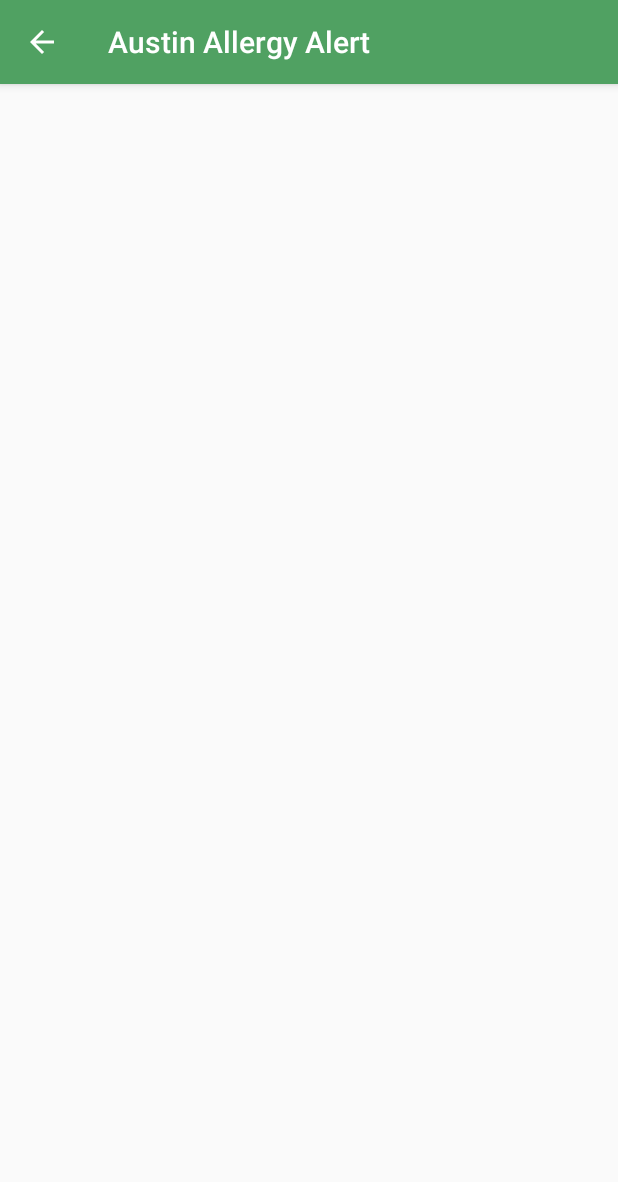
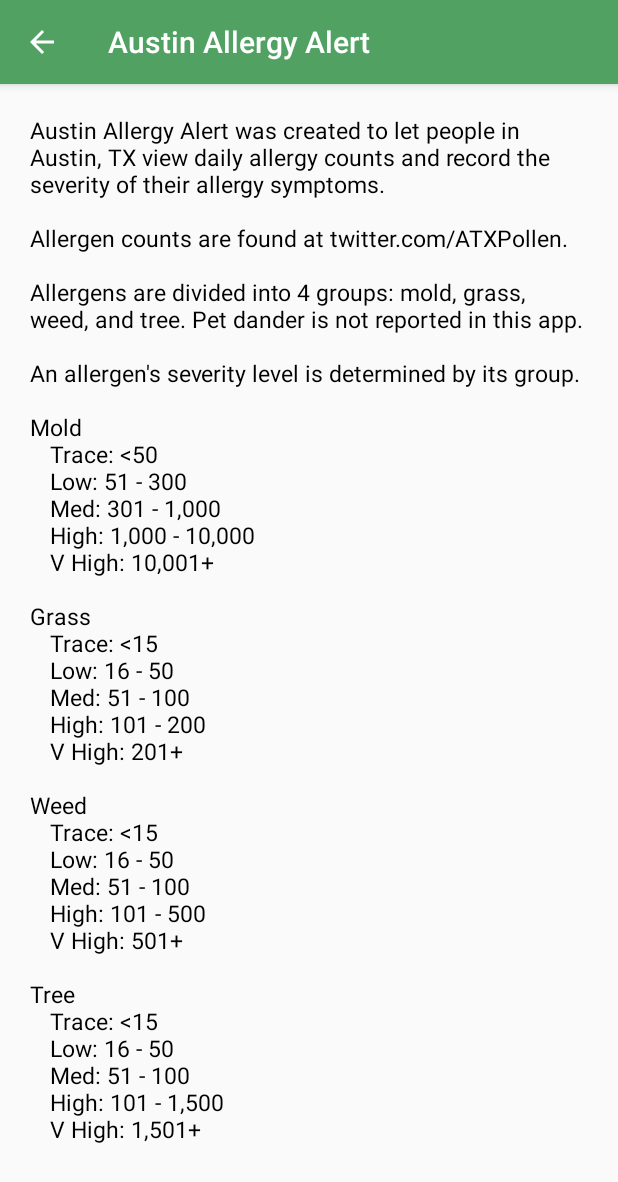
Before and after one commit to olivialabath/AustinAllergyAlert, an Android app: the AboutActivity screen opened directly, with no data from a screen before it, on a phone screen of 412 x 824 dp. Shown: the top 1182 px of the screen. Run offline under Robolectric (Android 15) with nearby library versions, the phone set to English and light mode, and no system bars; libraries missing offline, so code that uses them is left out: com.amazonaws.mobileconnectors, com.amazonaws.services, lecho.lib.hellocharts; 2 statements that could not run were skipped.

Commit message:
added text to AboutActivity

```diff
--- a/app/src/main/java/com/olivialabath/austinallergyalert/AboutActivity.java
+++ b/app/src/main/java/com/olivialabath/austinallergyalert/AboutActivity.java
@@ -10,4 +10,5 @@ public class AboutActivity extends AppCompatActivity {
         super.onCreate(savedInstanceState);
         setContentView(R.layout.activity_about);
     }
+
 }
--- a/app/src/main/res/layout/activity_about.xml
+++ b/app/src/main/res/layout/activity_about.xml
@@ -6,4 +6,16 @@
     android:layout_height="match_parent"
     tools:context="com.olivialabath.austinallergyalert.AboutActivity">
 
+    <ScrollView
+        android:layout_width="wrap_content"
+        android:layout_height="wrap_content">
+        <TextView
+            android:id="@+id/about_text"
+            android:layout_width="match_parent"
+            android:layout_height="wrap_content"
+            android:padding="20dp"
+            android:textSize="15sp"
+            android:textColor="@color/black"
+            android:text="@string/about_text"/>
+    </ScrollView>
 </android.support.constraint.ConstraintLayout>
--- a/app/src/main/res/values/strings.xml
+++ b/app/src/main/res/values/strings.xml
@@ -8,4 +8,33 @@
     <string name="rate">Rate the severity of your symptoms:</string>
     <string name="save">Save</string>
     <string name="notes">Notes:</string>
+    <string name="about_text">Austin Allergy Alert was created to let people in Austin, TX view daily allergy counts and record the severity of their allergy symptoms.
+            \n\nAllergen counts are found at twitter.com/ATXPollen.
+            \n\nAllergens are divided into 4 groups: mold, grass, weed, and tree. Pet dander is not reported in this app.
+            \n\nAn allergen\'s severity level is determined by its group.
+            \n\nMold
+                \n\tTrace: &lt;50
+                \n\tLow: 51 - 300
+                \n\tMed: 301 - 1,000
+                \n\tHigh: 1,000 - 10,000
+                \n\tV High: 10,001+
+            \n\nGrass
+                \n\tTrace: &lt;15
+                \n\tLow: 16 - 50
+                \n\tMed: 51 - 100
+                \n\tHigh: 101 - 200
+                \n\tV High: 201+
+            \n\nWeed
+                \n\tTrace: &lt;15
+                \n\tLow: 16 - 50
+                \n\tMed: 51 - 100
+                \n\tHigh: 101 - 500
+                \n\tV High: 501+
+            \n\nTree
+                \n\tTrace: &lt;15
+                \n\tLow: 16 - 50
+                \n\tMed: 51 - 100
+                \n\tHigh: 101 - 1,500
+                \n\tV High: 1,501+
+    </string>
 </resources>
```
